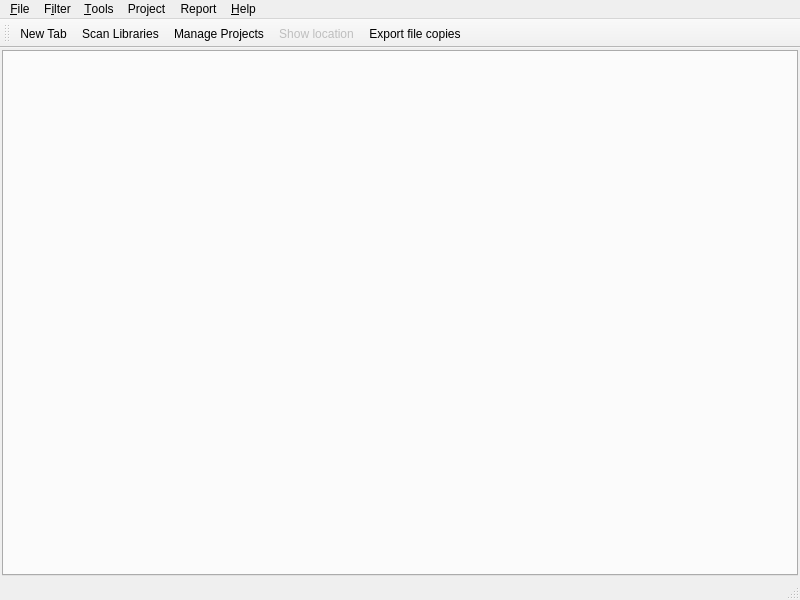
Above: photonfinder/ui/MainWindow.ui from bcolyn/PhotonFinder before the change. Below: the same form after it.
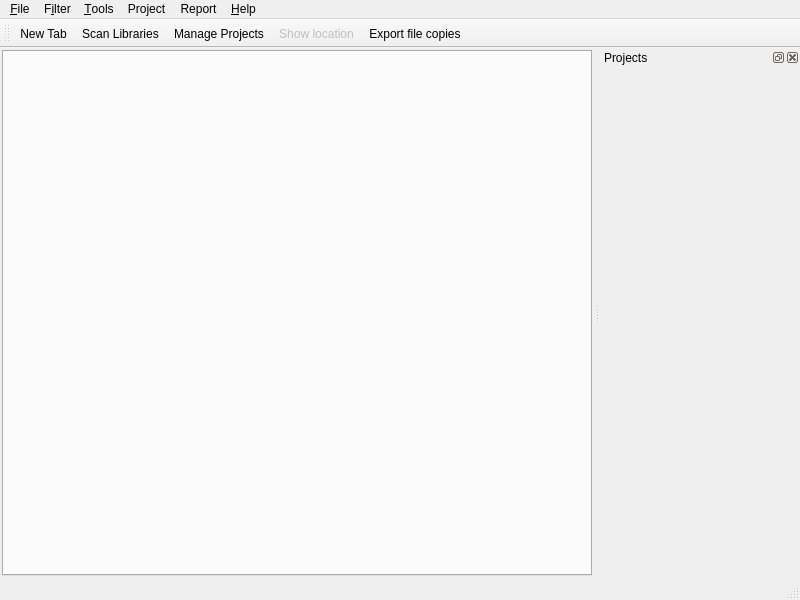
That is the form after the change. Icons and pictures are not drawn.

Commit message: Change ProjectWindow into a docking widget

```diff
--- a/photonfinder/ui/MainWindow.ui
+++ b/photonfinder/ui/MainWindow.ui
@@ -172,6 +172,27 @@
    <addaction name="actionShow_location"/>
    <addaction name="action_Export_Data"/>
   </widget>
+  <widget class="QDockWidget" name="dockWidget">
+   <property name="enabled">
+    <bool>true</bool>
+   </property>
+   <property name="minimumSize">
+    <size>
+     <width>200</width>
+     <height>40</height>
+    </size>
+   </property>
+   <property name="allowedAreas">
+    <set>Qt::DockWidgetArea::LeftDockWidgetArea|Qt::DockWidgetArea::RightDockWidgetArea</set>
+   </property>
+   <property name="windowTitle">
+    <string>Projects</string>
+   </property>
+   <attribute name="dockWidgetArea">
+    <number>2</number>
+   </attribute>
+   <widget class="QWidget" name="dockWidgetContents"/>
+  </widget>
   <action name="action_View_Log">
    <property name="text">
     <string>View &amp;Log</string>
```
Left out of the diff: 23 changed lines with no effect on the pictures. The commit also changes 3 other files.
